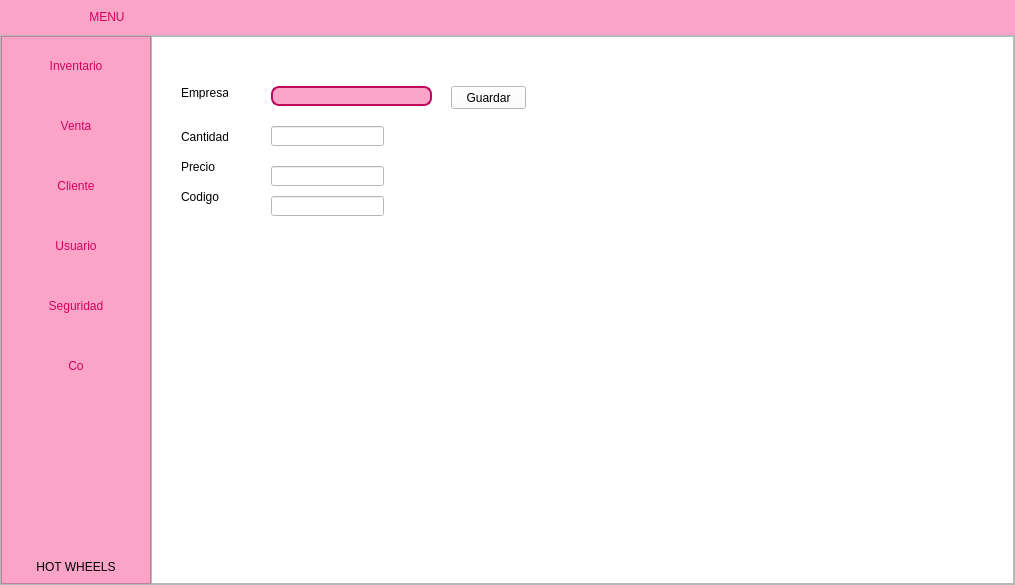
Old version of the form View/menu.ui in the repository AnderNoleon/proyecto_carro.
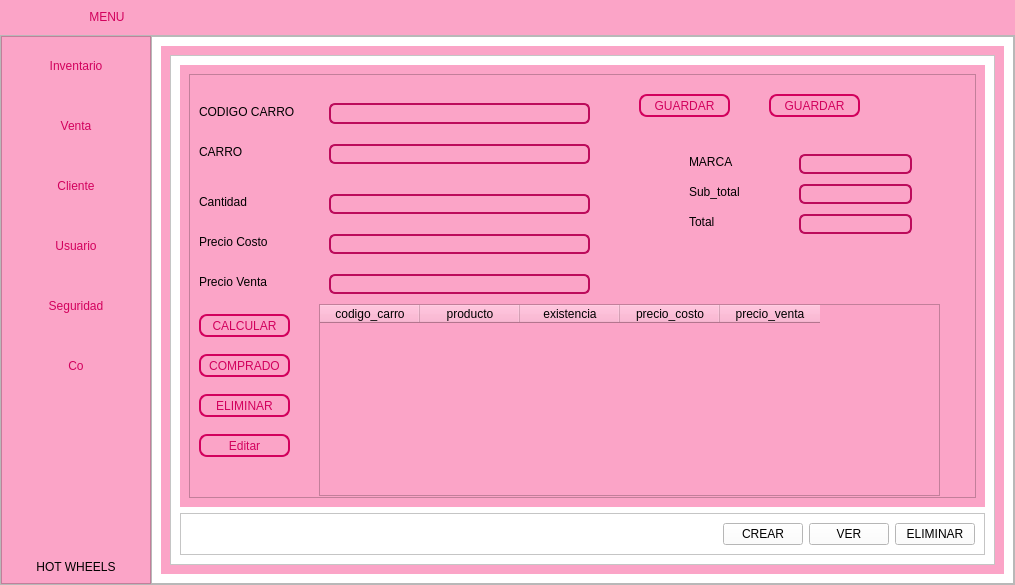
New version of the form. The open tabs and pages were chosen to show the change. Icons and pictures are not drawn.

Commit message: Limitar usuario  , comienzo con venta

Diff of the .ui file:
```diff
--- a/View/menu.ui
+++ b/View/menu.ui
@@ -1244,123 +1244,613 @@
              <property name="styleSheet">
               <string notr="true">background-color: rgb(255, 255, 255);</string>
              </property>
-             <layout class="QVBoxLayout" name="verticalLayout_4">
+             <layout class="QHBoxLayout" name="horizontalLayout_15">
               <item>
                <widget class="QWidget" name="widget" native="true">
-                <widget class="QPushButton" name="btn_guardar_proveedor">
+                <property name="styleSheet">
+                 <string notr="true">background-color: rgb(251, 164, 199);</string>
+                </property>
+                <layout class="QVBoxLayout" name="verticalLayout_4">
+                 <item>
+                  <widget class="QFrame" name="frame_17">
+                   <property name="styleSheet">
+                    <string notr="true">background-color: rgb(255, 255, 255);</string>
+                   </property>
+                   <property name="frameShape">
+                    <enum>QFrame::StyledPanel</enum>
+                   </property>
+                   <property name="frameShadow">
+                    <enum>QFrame::Raised</enum>
+                   </property>
+                   <layout class="QVBoxLayout" name="verticalLayout_15">
+                    <item>
+                     <widget class="QStackedWidget" name="stackedWidget_5">
+                      <property name="styleSheet">
+                       <string notr="true">background-color: #fba4c7;</string>
+                      </property>
+                      <property name="currentIndex">
+                       <number>1</number>
+                      </property>
+                      <widget class="QWidget" name="page_inve_v_2">
+                       <layout class="QHBoxLayout" name="horizontalLayout_12">
+                        <item>
+                         <widget class="QFrame" name="frame_18">
+                          <property name="frameShape">
+                           <enum>QFrame::StyledPanel</enum>
+                          </property>
+                          <property name="frameShadow">
+                           <enum>QFrame::Raised</enum>
+                          </property>
+                          <widget class="QTableWidget" name="tableWidget_2">
                  <property name="geometry">
                   <rect>
-                   <x>290</x>
+                             <x>130</x>
                    <y>40</y>
-                   <width>75</width>
+                             <width>256</width>
+                             <height>192</height>
+                            </rect>
+                           </property>
+                          </widget>
+                         </widget>
+                        </item>
+                       </layout>
+                      </widget>
+                      <widget class="QWidget" name="page_inven_c_2">
+                       <layout class="QHBoxLayout" name="horizontalLayout_13">
+                        <item>
+                         <widget class="QFrame" name="frame_19">
+                          <property name="styleSheet">
+                           <string notr="true">background-color: #fba4c7;</string>
+                          </property>
+                          <property name="frameShape">
+                           <enum>QFrame::StyledPanel</enum>
+                          </property>
+                          <property name="frameShadow">
+                           <enum>QFrame::Raised</enum>
+                          </property>
+                          <widget class="QPushButton" name="btn_guardar_in_3">
+                           <property name="geometry">
+                            <rect>
+                             <x>450</x>
+                             <y>20</y>
+                             <width>91</width>
                    <height>23</height>
                   </rect>
                  </property>
+                           <property name="styleSheet">
+                            <string notr="true">QPushButton{
+border: 2px solid #d2015d;
+border-radius: 8px;
+
+background-color: #fba4c7;
+font: 87 9pt &quot;Arial Black&quot;;
+color: #d2015d;
+}
+QPushButton:hover{
+background-color: white;
+font: 87 10pt &quot;Arial Black&quot;;
+}
+
+
+</string>
+                           </property>
                  <property name="text">
-                  <string>Guardar</string>
-                 </property>
-                </widget>
-                <widget class="QLineEdit" name="txt_empresa">
+                            <string>GUARDAR</string>
+                           </property>
+                          </widget>
+                          <widget class="QLineEdit" name="txt_codigo_in_2">
                  <property name="geometry">
                   <rect>
-                   <x>110</x>
-                   <y>40</y>
-                   <width>161</width>
-                   <height>20</height>
+                             <x>140</x>
+                             <y>29</y>
+                             <width>261</width>
+                             <height>21</height>
                   </rect>
                  </property>
                  <property name="styleSheet">
                   <string notr="true">QLineEdit{
 border: 2px solid #bc0b5b;
-border-radius: 8px;
-color: rgb(0, 0, 0);
+border-radius: 6px;
+color: rgb(210, 1, 93);
 background-color:rgb(251, 164, 199);
-font: 75 12pt&quot;Times New Roman&quot;;
+font: 75 10pt&quot;Times New Roman&quot;;
 }</string>
                  </property>
                 </widget>
                 <widget class="QLabel" name="label_3">
                  <property name="geometry">
                   <rect>
-                   <x>20</x>
-                   <y>40</y>
-                   <width>47</width>
-                   <height>13</height>
+                             <x>10</x>
+                             <y>30</y>
+                             <width>101</width>
+                             <height>16</height>
                   </rect>
                  </property>
                  <property name="text">
-                  <string>Empresa</string>
-                 </property>
-                </widget>
-                <widget class="QLabel" name="label_4">
+                            <string>CODIGO CARRO</string>
+                           </property>
+                          </widget>
+                          <widget class="QLabel" name="label_14">
                  <property name="geometry">
                   <rect>
-                   <x>20</x>
-                   <y>80</y>
-                   <width>47</width>
-                   <height>21</height>
+                             <x>10</x>
+                             <y>70</y>
+                             <width>101</width>
+                             <height>16</height>
+                            </rect>
+                           </property>
+                           <property name="text">
+                            <string>CARRO</string>
+                           </property>
+                          </widget>
+                          <widget class="QLabel" name="label_15">
+                           <property name="geometry">
+                            <rect>
+                             <x>10</x>
+                             <y>120</y>
+                             <width>101</width>
+                             <height>16</height>
                   </rect>
                  </property>
                  <property name="text">
                   <string>Cantidad</string>
                  </property>
                 </widget>
-                <widget class="QLabel" name="label_5">
+                          <widget class="QLabel" name="label_16">
                  <property name="geometry">
                   <rect>
-                   <x>20</x>
-                   <y>110</y>
-                   <width>47</width>
-                   <height>21</height>
+                             <x>10</x>
+                             <y>160</y>
+                             <width>101</width>
+                             <height>16</height>
                   </rect>
                  </property>
                  <property name="text">
-                  <string>Precio</string>
-                 </property>
-                </widget>
-                <widget class="QLabel" name="label_6">
+                            <string>Precio Costo</string>
+                           </property>
+                          </widget>
+                          <widget class="QLabel" name="label_22">
                  <property name="geometry">
                   <rect>
-                   <x>20</x>
-                   <y>140</y>
-                   <width>47</width>
-                   <height>21</height>
+                             <x>10</x>
+                             <y>200</y>
+                             <width>101</width>
+                             <height>16</height>
                   </rect>
                  </property>
                  <property name="text">
-                  <string>Codigo</string>
-                 </property>
-                </widget>
-                <widget class="QLineEdit" name="txt_cantidad_pro">
+                            <string>Precio Venta</string>
+                           </property>
+                          </widget>
+                          <widget class="QLineEdit" name="txt_carro_in_2">
                  <property name="geometry">
                   <rect>
-                   <x>110</x>
-                   <y>80</y>
-                   <width>113</width>
+                             <x>140</x>
+                             <y>70</y>
+                             <width>261</width>
                    <height>20</height>
                   </rect>
                  </property>
-                </widget>
-                <widget class="QLineEdit" name="txt_precio_pro">
+                           <property name="styleSheet">
+                            <string notr="true">QLineEdit{
+border: 2px solid #bc0b5b;
+border-radius: 6px;
+color: rgb(210, 1, 93);
+background-color:rgb(251, 164, 199);
+font: 75 10pt&quot;Times New Roman&quot;;
+}</string>
+                           </property>
+                          </widget>
+                          <widget class="QLineEdit" name="txt_cantidad_in_2">
                  <property name="geometry">
                   <rect>
-                   <x>110</x>
+                             <x>140</x>
                    <y>120</y>
+                             <width>261</width>
+                             <height>20</height>
+                            </rect>
+                           </property>
+                           <property name="styleSheet">
+                            <string notr="true">QLineEdit{
+border: 2px solid #bc0b5b;
+border-radius: 6px;
+color: rgb(210, 1, 93);
+background-color:rgb(251, 164, 199);
+font: 75 10pt&quot;Times New Roman&quot;;
+}</string>
+                           </property>
+                          </widget>
+                          <widget class="QLineEdit" name="txt_pc_in_2">
+                           <property name="geometry">
+                            <rect>
+                             <x>140</x>
+                             <y>160</y>
+                             <width>261</width>
+                             <height>20</height>
+                            </rect>
+                           </property>
+                           <property name="styleSheet">
+                            <string notr="true">QLineEdit{
+border: 2px solid #bc0b5b;
+border-radius: 6px;
+color: rgb(210, 1, 93);
+background-color:rgb(251, 164, 199);
+font: 75 10pt&quot;Times New Roman&quot;;
+}</string>
+                           </property>
+                          </widget>
+                          <widget class="QLineEdit" name="txt_pv_in_2">
+                           <property name="geometry">
+                            <rect>
+                             <x>140</x>
+                             <y>200</y>
+                             <width>261</width>
+                             <height>20</height>
+                            </rect>
+                           </property>
+                           <property name="styleSheet">
+                            <string notr="true">QLineEdit{
+border: 2px solid #bc0b5b;
+border-radius: 6px;
+color: rgb(210, 1, 93);
+background-color:rgb(251, 164, 199);
+font: 75 10pt&quot;Times New Roman&quot;;
+}</string>
+                           </property>
+                          </widget>
+                          <widget class="QLabel" name="label_23">
+                           <property name="geometry">
+                            <rect>
+                             <x>500</x>
+                             <y>80</y>
+                             <width>101</width>
+                             <height>16</height>
+                            </rect>
+                           </property>
+                           <property name="text">
+                            <string>MARCA</string>
+                           </property>
+                          </widget>
+                          <widget class="QLineEdit" name="txt_marca_pro_2">
+                           <property name="geometry">
+                            <rect>
+                             <x>610</x>
+                             <y>80</y>
                    <width>113</width>
                    <height>20</height>
                   </rect>
                  </property>
-                </widget>
-                <widget class="QLineEdit" name="txt_codigo_pro">
+                           <property name="styleSheet">
+                            <string notr="true">QLineEdit{
+border: 2px solid #bc0b5b;
+border-radius: 6px;
+color: rgb(210, 1, 93);
+background-color:rgb(251, 164, 199);
+font: 75 10pt&quot;Times New Roman&quot;;
+}</string>
+                           </property>
+                          </widget>
+                          <widget class="QLabel" name="label_24">
                  <property name="geometry">
                   <rect>
-                   <x>110</x>
-                   <y>150</y>
+                             <x>500</x>
+                             <y>110</y>
+                             <width>101</width>
+                             <height>16</height>
+                            </rect>
+                           </property>
+                           <property name="text">
+                            <string>Sub_total</string>
+                           </property>
+                          </widget>
+                          <widget class="QLineEdit" name="txt_total_pro_2">
+                           <property name="geometry">
+                            <rect>
+                             <x>610</x>
+                             <y>110</y>
                    <width>113</width>
                    <height>20</height>
                   </rect>
                  </property>
-                </widget>
+                           <property name="styleSheet">
+                            <string notr="true">QLineEdit{
+border: 2px solid #bc0b5b;
+border-radius: 6px;
+color: rgb(210, 1, 93);
+background-color:rgb(251, 164, 199);
+font: 75 10pt&quot;Times New Roman&quot;;
+}</string>
+                           </property>
+                          </widget>
+                          <widget class="QPushButton" name="btn_calcular_pro_2">
+                           <property name="geometry">
+                            <rect>
+                             <x>10</x>
+                             <y>240</y>
+                             <width>91</width>
+                             <height>23</height>
+                            </rect>
+                           </property>
+                           <property name="styleSheet">
+                            <string notr="true">QPushButton{
+border: 2px solid #d2015d;
+border-radius: 8px;
+
+background-color: #fba4c7;
+font: 87 9pt &quot;Arial Black&quot;;
+color: #d2015d;
+}
+QPushButton:hover{
+background-color: white;
+font: 87 10pt &quot;Arial Black&quot;;
+}
+
+
+</string>
+                           </property>
+                           <property name="text">
+                            <string>CALCULAR</string>
+                           </property>
+                          </widget>
+                          <widget class="QTableWidget" name="tabla_pre_venta_2">
+                           <property name="geometry">
+                            <rect>
+                             <x>130</x>
+                             <y>230</y>
+                             <width>621</width>
+                             <height>192</height>
+                            </rect>
+                           </property>
+                           <column>
+                            <property name="text">
+                             <string>codigo_carro</string>
+                            </property>
+                           </column>
+                           <column>
+                            <property name="text">
+                             <string>producto</string>
+                            </property>
+                           </column>
+                           <column>
+                            <property name="text">
+                             <string>existencia</string>
+                            </property>
+                           </column>
+                           <column>
+                            <property name="text">
+                             <string>precio_costo</string>
+                            </property>
+                           </column>
+                           <column>
+                            <property name="text">
+                             <string>precio_venta</string>
+                            </property>
+                           </column>
+                          </widget>
+                          <widget class="QPushButton" name="btn_finalizar_in_2">
+                           <property name="geometry">
+                            <rect>
+                             <x>10</x>
+                             <y>280</y>
+                             <width>91</width>
+                             <height>23</height>
+                            </rect>
+                           </property>
+                           <property name="styleSheet">
+                            <string notr="true">QPushButton{
+border: 2px solid #d2015d;
+border-radius: 8px;
+
+background-color: #fba4c7;
+font: 87 9pt &quot;Arial Black&quot;;
+color: #d2015d;
+}
+QPushButton:hover{
+background-color: white;
+font: 87 10pt &quot;Arial Black&quot;;
+}
+
+
+</string>
+                           </property>
+                           <property name="text">
+                            <string>COMPRADO</string>
+                           </property>
+                          </widget>
+                          <widget class="QPushButton" name="btn_eliminar_in_2">
+                           <property name="geometry">
+                            <rect>
+                             <x>10</x>
+                             <y>320</y>
+                             <width>91</width>
+                             <height>23</height>
+                            </rect>
+                           </property>
+                           <property name="styleSheet">
+                            <string notr="true">QPushButton{
+border: 2px solid #d2015d;
+border-radius: 8px;
+
+background-color: #fba4c7;
+font: 87 9pt &quot;Arial Black&quot;;
+color: #d2015d;
+}
+QPushButton:hover{
+background-color: white;
+font: 87 10pt &quot;Arial Black&quot;;
+}
+
+
+</string>
+                           </property>
+                           <property name="text">
+                            <string>ELIMINAR</string>
+                           </property>
+                          </widget>
+                          <widget class="QPushButton" name="btn_editar_in_2">
+                           <property name="geometry">
+                            <rect>
+                             <x>10</x>
+                             <y>360</y>
+                             <width>91</width>
+                             <height>23</height>
+                            </rect>
+                           </property>
+                           <property name="styleSheet">
+                            <string notr="true">QPushButton{
+border: 2px solid #d2015d;
+border-radius: 8px;
+
+background-color: #fba4c7;
+font: 87 9pt &quot;Arial Black&quot;;
+color: #d2015d;
+}
+QPushButton:hover{
+background-color: white;
+font: 87 10pt &quot;Arial Black&quot;;
+}
+
+
+</string>
+                           </property>
+                           <property name="text">
+                            <string>Editar</string>
+                           </property>
+                          </widget>
+                          <widget class="QLabel" name="label_25">
+                           <property name="geometry">
+                            <rect>
+                             <x>500</x>
+                             <y>140</y>
+                             <width>101</width>
+                             <height>16</height>
+                            </rect>
+                           </property>
+                           <property name="text">
+                            <string>Total</string>
+                           </property>
+                          </widget>
+                          <widget class="QLineEdit" name="txt_total_tabla_2">
+                           <property name="geometry">
+                            <rect>
+                             <x>610</x>
+                             <y>140</y>
+                             <width>113</width>
+                             <height>20</height>
+                            </rect>
+                           </property>
+                           <property name="styleSheet">
+                            <string notr="true">QLineEdit{
+border: 2px solid #bc0b5b;
+border-radius: 6px;
+color: rgb(210, 1, 93);
+background-color:rgb(251, 164, 199);
+font: 75 10pt&quot;Times New Roman&quot;;
+}</string>
+                           </property>
+                          </widget>
+                          <widget class="QPushButton" name="btn_guardar_in_4">
+                           <property name="geometry">
+                            <rect>
+                             <x>580</x>
+                             <y>20</y>
+                             <width>91</width>
+                             <height>23</height>
+                            </rect>
+                           </property>
+                           <property name="styleSheet">
+                            <string notr="true">QPushButton{
+border: 2px solid #d2015d;
+border-radius: 8px;
+
+background-color: #fba4c7;
+font: 87 9pt &quot;Arial Black&quot;;
+color: #d2015d;
+}
+QPushButton:hover{
+background-color: white;
+font: 87 10pt &quot;Arial Black&quot;;
+}
+
+
+</string>
+                           </property>
+                           <property name="text">
+                            <string>GUARDAR</string>
+                           </property>
+                          </widget>
+                         </widget>
+                        </item>
+                       </layout>
+                      </widget>
+                     </widget>
+                    </item>
+                    <item>
+                     <widget class="QFrame" name="frame_20">
+                      <property name="maximumSize">
+                       <size>
+                        <width>16777215</width>
+                        <height>50</height>
+                       </size>
+                      </property>
+                      <property name="frameShape">
+                       <enum>QFrame::StyledPanel</enum>
+                      </property>
+                      <property name="frameShadow">
+                       <enum>QFrame::Raised</enum>
+                      </property>
+                      <layout class="QHBoxLayout" name="horizontalLayout_14">
+                       <item>
+                        <spacer name="horizontalSpacer_7">
+                         <property name="orientation">
+                          <enum>Qt::Horizontal</enum>
+                         </property>
+                         <property name="sizeHint" stdset="0">
+                          <size>
+                           <width>402</width>
+                           <height>20</height>
+                          </size>
+                         </property>
+                        </spacer>
+                       </item>
+                       <item>
+                        <widget class="QFrame" name="frame_21">
+                         <property name="frameShape">
+                          <enum>QFrame::StyledPanel</enum>
+                         </property>
+                         <property name="frameShadow">
+                          <enum>QFrame::Raised</enum>
+                         </property>
+                        </widget>
+                       </item>
+                       <item>
+                        <widget class="QPushButton" name="btn_crear_inventario_2">
+                         <property name="text">
+                          <string>CREAR</string>
+                         </property>
+                        </widget>
+                       </item>
+                       <item>
+                        <widget class="QPushButton" name="btn_ver_inventario_2">
+                         <property name="text">
+                          <string>VER</string>
+                         </property>
+                        </widget>
+                       </item>
+                       <item>
+                        <widget class="QPushButton" name="btn_eliminar_cliente_4">
+                         <property name="text">
+                          <string>ELIMINAR</string>
+                         </property>
+                        </widget>
+                       </item>
+                      </layout>
+                     </widget>
+                    </item>
+                   </layout>
+                  </widget>
+                 </item>
+                </layout>
                </widget>
               </item>
              </layout>
```
Left out of the diff: 65 changed lines with no effect on the pictures. Lines whose indentation alone changed are shown as unchanged. The commit also changes 3 other files.
